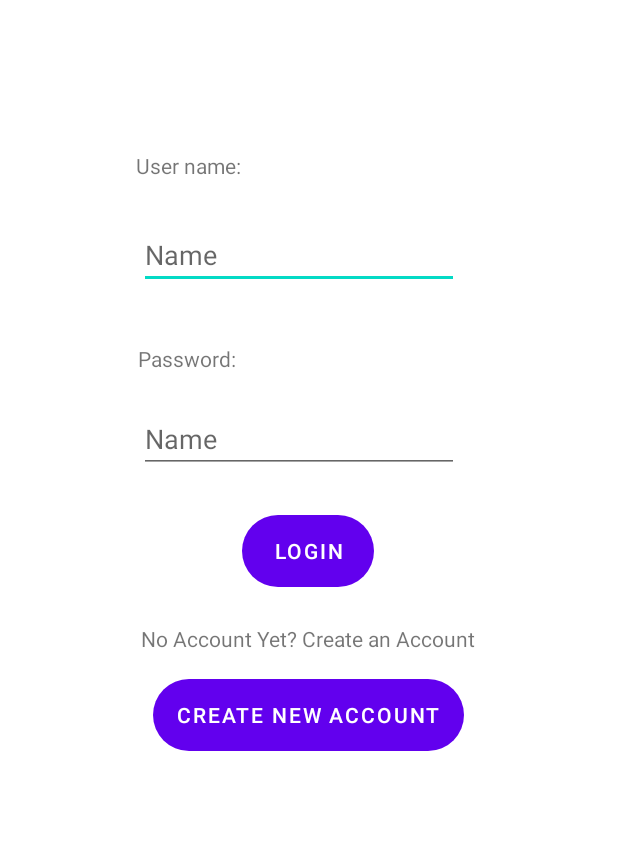
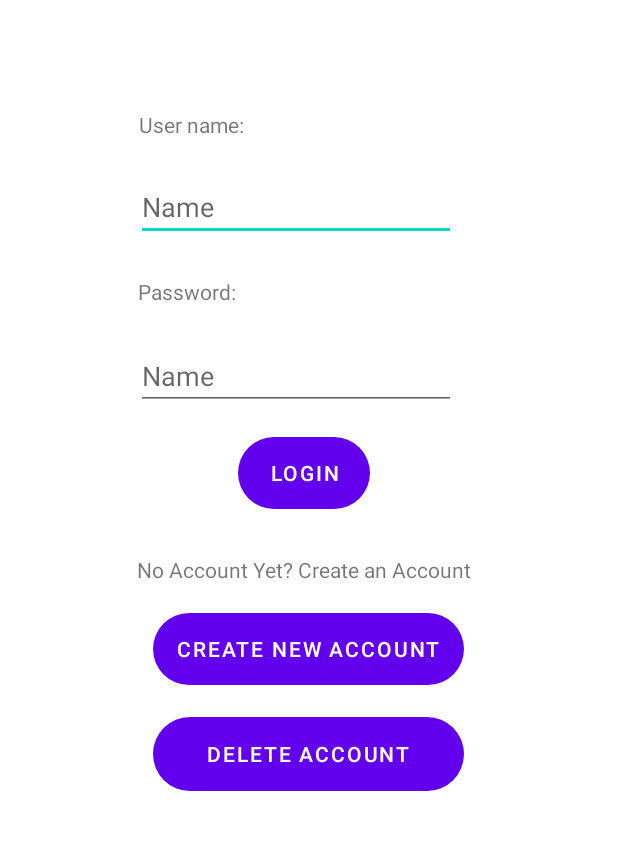
Before and after one commit to JamesPNicholls/ChenCholl, an Android app: the screen it shows after launch (MainActivity), after a tap on "LOGIN", on a phone screen of 412 x 824 dp, the part 354-1204 px from its top. Run offline under Robolectric (Android 15) with nearby library versions, the phone set to English and light mode, and no system bars; our stand-ins replace Firebase (no records; nobody signed in at launch, a user with empty details on screens opened directly).

Commit message:
Reworked main page,  firebase connection works

```diff
--- a/iTraveller/app/build.gradle
+++ b/iTraveller/app/build.gradle
@@ -1,5 +1,6 @@
 plugins {
     id 'com.android.application'
+    id 'com.google.gms.google-services'
 }
 
 android {
@@ -34,6 +35,7 @@ dependencies {
     implementation 'com.google.android.material:material:1.8.0'
     implementation 'androidx.constraintlayout:constraintlayout:2.1.4'
     implementation 'com.google.android.gms:play-services-location:19.0.1'
+    implementation 'com.google.firebase:firebase-database:20.1.0'
     testImplementation 'junit:junit:4.13.2'
     androidTestImplementation 'androidx.test.ext:junit:1.1.5'
     androidTestImplementation 'androidx.test.espresso:espresso-core:3.5.1'
--- a/iTraveller/app/src/main/java/com/example/itraveller/MainActivity.java
+++ b/iTraveller/app/src/main/java/com/example/itraveller/MainActivity.java
@@ -1,60 +1,125 @@
 package com.example.itraveller;
 
+import androidx.annotation.NonNull;
 import androidx.appcompat.app.AppCompatActivity;
 
-import android.content.Context;
 import android.content.Intent;
-import android.content.SharedPreferences;
 import android.os.Bundle;
-import android.view.View;
+import android.text.TextUtils;
 import android.widget.Button;
 import android.widget.EditText;
 import android.widget.Toast;
 
+import com.google.android.gms.tasks.OnFailureListener;
+import com.google.android.gms.tasks.OnSuccessListener;
+import com.google.android.gms.tasks.Task;
+import com.google.firebase.database.DataSnapshot;
+import com.google.firebase.database.DatabaseError;
+import com.google.firebase.database.DatabaseReference;
+import com.google.firebase.database.FirebaseDatabase;
+import com.google.firebase.database.ValueEventListener;
+
+
 public class MainActivity extends AppCompatActivity {
-
-    private EditText editUsername;
-    private EditText editPassword;
-    private Button loginBtn;
-    private Button signupBtn;
-
-    private final String CREDENTIAL_SHARED_PREF = "share_pref";
-
+    private EditText edtUsername, edtPassword;
+    private Button btnSignup, btnLogin, btnDelete;
+    private FirebaseDatabase firebaseDatabase;
+    private DatabaseReference databaseReference;
+    private String username, password;
 
     @Override
     protected void onCreate(Bundle savedInstanceState) {
         super.onCreate(savedInstanceState);
         setContentView(R.layout.activity_main);
 
-        editUsername = findViewById(R.id.ed_User);
-        editPassword = findViewById(R.id.ed_Pass);
-        loginBtn = findViewById(R.id.button_login);
-        signupBtn = findViewById(R.id.button_new_account);
+        // get the instance of the Firebase database
+        firebaseDatabase = FirebaseDatabase.getInstance();
+        // get the reference to the JSON tree
+        databaseReference = firebaseDatabase.getReference();
 
-        signupBtn.setOnClickListener(new View.OnClickListener() {
-            @Override
-            public void onClick(View view) {
-                Intent intent = new Intent(MainActivity.this, Register.class);
-                startActivity(intent);
+        edtUsername = findViewById(R.id.ed_User);
+        edtPassword = findViewById(R.id.ed_Pass);
 
+        btnSignup = findViewById(R.id.button_new_account);
+        btnSignup.setOnClickListener(view -> {
+            if(checkFields()) {
+                addData();
             }
         });
 
+        btnLogin = findViewById(R.id.button_login);
+        btnLogin.setOnClickListener(view -> {
+            if(checkFields()) {
+                login();
+            }
+        });
 
-        loginBtn.setOnClickListener(new View.OnClickListener() {
+        btnDelete = findViewById(R.id.delete_account);
+        btnDelete.setOnClickListener(view -> {
+            if(checkFields()) {
+                deleteData();
+            }
+        });
+    }
+
+    private boolean checkFields() {
+        username = edtUsername.getText().toString().trim();
+        password = edtPassword.getText().toString().trim();
+        if(TextUtils.isEmpty(username)) {
+            Toast.makeText(this, "Please enter a username", Toast.LENGTH_LONG).show();
+            return false;
+        }
+        if(TextUtils.isEmpty(password)) {
+            Toast.makeText(this, "Please enter a password", Toast.LENGTH_LONG).show();
+            return false;
+        }
+        return true;
+    }
+
+    private void addData() {
+        // use push method to generate a unique key for a new child node
+        String id = databaseReference.push().getKey();
+        Register user = new Register();
+        user.setUsername(username);
+        user.setPassword(password);
+
+        // create a task to set the value of the node as the new user
+        Task setValueTask = databaseReference.child("Users").child(id).setValue(user);
+
+        // add a success listener to the task
+        setValueTask.addOnSuccessListener(new OnSuccessListener() {
             @Override
-            public void onClick(View view) {
-                SharedPreferences credential = getSharedPreferences(CREDENTIAL_SHARED_PREF, Context.MODE_PRIVATE);
-                String strUsername = credential.getString("Username",null);
-                String strPassword = credential.getString("Password",null);
+            public void onSuccess(Object o) {
+                Toast.makeText(MainActivity.this, "Account created", Toast.LENGTH_LONG).show();
+                edtUsername.setText("");
+                edtPassword.setText("");
+            }
+        });
 
-                String user_enter = editUsername.getText().toString();
-                String password_enter = editPassword.getText().toString();
+        // add a failure listener to the task
+        setValueTask.addOnFailureListener(new OnFailureListener() {
+            @Override
+            public void onFailure(@NonNull Exception e) {
+                Toast.makeText(MainActivity.this, e.toString(), Toast.LENGTH_LONG).show();
+            }
+        });
+    }
 
-                if (strUsername != null && user_enter != null && strUsername.equalsIgnoreCase(user_enter)) {
-                    if (strPassword != null && password_enter != null && strPassword.equalsIgnoreCase(password_enter)) {
-                        Toast.makeText(MainActivity.this, "Login Successful", Toast.LENGTH_SHORT).show();
+    private void login() {
+        // get the reference to the JSON tree
+        databaseReference = firebaseDatabase.getReference();
 
+        // add a value event listener to the Users node
+        databaseReference.child("Users").addListenerForSingleValueEvent(new ValueEventListener() {
+            // called to read a static snapshot of the contents at a given path
+            @Override
+            public void onDataChange(DataSnapshot dataSnapshot) {
+                boolean match = false;
+                for (DataSnapshot snapshot : dataSnapshot.getChildren()) {
+                    Register user = snapshot.getValue(Register.class);
+                    if(username.equals(user.getUsername()) && password.equals(user.getPassword())) {
+                        match = true;
+                        Toast.makeText(MainActivity.this, "Login Successful", Toast.LENGTH_LONG).show();
                         // create an Intent with the current and target Activities specified (explicit intent)
                         Intent intent = new Intent(MainActivity.this, Hotels.class);
                         // put the user input data in the intent
@@ -62,15 +127,47 @@ public class MainActivity extends AppCompatActivity {
 
                         // start the intent
                         startActivity(intent);
-                    } else {
-                        Toast.makeText(MainActivity.this, "Login Failed", Toast.LENGTH_SHORT).show();
                     }
-                } else {
-                    Toast.makeText(MainActivity.this, "Login Failed", Toast.LENGTH_SHORT).show();
                 }
+                if(!match) {
+                    Toast.makeText(MainActivity.this, "Access denied", Toast.LENGTH_LONG).show();
+                }
+            }
 
+            // called when the client doesn't have permission to access the data
+            @Override
+            public void onCancelled(DatabaseError databaseError) {
             }
         });
+    }
 
+    private void deleteData() {
+        // get the reference to the JSON tree
+        databaseReference = firebaseDatabase.getReference();
+
+        // add a value event listener to the Users node
+        databaseReference.child("Users").addListenerForSingleValueEvent(new ValueEventListener() {
+            // called to read a static snapshot of the contents at a given path
+            @Override
+            public void onDataChange(DataSnapshot dataSnapshot) {
+                boolean found = false;
+                for (DataSnapshot snapshot : dataSnapshot.getChildren()) {
+                    Register user = snapshot.getValue(Register.class);
+                    if(username.equals(user.getUsername()) && password.equals(user.getPassword())) {
+                        found = true;
+                        snapshot.getRef().setValue(null);
+                        Toast.makeText(MainActivity.this, "Account deleted", Toast.LENGTH_LONG).show();
+                    }
+                }
+                if(!found) {
+                    Toast.makeText(MainActivity.this, "No matching account found", Toast.LENGTH_LONG).show();
+                }
+            }
+
+            // called when the client doesn't have permission to access the data
+            @Override
+            public void onCancelled(DatabaseError databaseError) {
+            }
+        });
     }
 }
--- a/iTraveller/app/src/main/res/layout/activity_main.xml
+++ b/iTraveller/app/src/main/res/layout/activity_main.xml
@@ -6,6 +6,19 @@
     android:layout_width="match_parent"
     android:layout_height="match_parent"
     tools:context=".MainActivity">
+
+    <Button
+        android:id="@+id/delete_account"
+        android:layout_width="207dp"
+        android:layout_height="49dp"
+        android:background="@drawable/button"
+        android:text="@string/delete_account"
+        app:layout_constraintBottom_toBottomOf="parent"
+        app:layout_constraintEnd_toEndOf="parent"
+        app:layout_constraintHorizontal_bias="0.497"
+        app:layout_constraintStart_toStartOf="parent"
+        app:layout_constraintTop_toTopOf="@+id/textView"
+        app:layout_constraintVertical_bias="0.916" />
 
     <TextView
         android:id="@+id/textView"
@@ -24,28 +37,28 @@
         android:layout_width="wrap_content"
         android:layout_height="wrap_content"
         android:ems="10"
+        android:hint="Name"
         android:inputType="textPersonName"
-        android:hint="Name"
         app:layout_constraintBottom_toBottomOf="parent"
         app:layout_constraintEnd_toEndOf="parent"
-        app:layout_constraintHorizontal_bias="0.467"
+        app:layout_constraintHorizontal_bias="0.457"
         app:layout_constraintStart_toStartOf="parent"
         app:layout_constraintTop_toTopOf="parent"
-        app:layout_constraintVertical_bias="0.453" />
+        app:layout_constraintVertical_bias="0.409" />
 
     <EditText
         android:id="@+id/ed_Pass"
         android:layout_width="wrap_content"
         android:layout_height="wrap_content"
         android:ems="10"
+        android:hint="Name"
         android:inputType="textPersonName"
-        android:hint="Name"
         app:layout_constraintBottom_toBottomOf="parent"
         app:layout_constraintEnd_toEndOf="parent"
-        app:layout_constraintHorizontal_bias="0.467"
+        app:layout_constraintHorizontal_bias="0.457"
         app:layout_constraintStart_toStartOf="parent"
         app:layout_constraintTop_toTopOf="@+id/textView"
-        app:layout_constraintVertical_bias="0.623" />
+        app:layout_constraintVertical_bias="0.565" />
 
     <TextView
         android:id="@+id/textView2"
@@ -54,10 +67,10 @@
         android:text="@string/user_name"
         app:layout_constraintBottom_toBottomOf="parent"
         app:layout_constraintEnd_toEndOf="parent"
-        app:layout_constraintHorizontal_bias="0.266"
+        app:layout_constraintHorizontal_bias="0.27"
         app:layout_constraintStart_toStartOf="parent"
         app:layout_constraintTop_toTopOf="@+id/textView"
-        app:layout_constraintVertical_bias="0.375" />
+        app:layout_constraintVertical_bias="0.338" />
 
     <TextView
         android:id="@+id/textView3"
@@ -69,7 +82,7 @@
         app:layout_constraintHorizontal_bias="0.266"
         app:layout_constraintStart_toStartOf="parent"
         app:layout_constraintTop_toTopOf="parent"
-        app:layout_constraintVertical_bias="0.547" />
+        app:layout_constraintVertical_bias="0.487" />
 
     <Button
         android:id="@+id/button_login"
@@ -79,23 +92,23 @@
         android:text="@string/login_btn"
         app:layout_constraintBottom_toBottomOf="parent"
         app:layout_constraintEnd_toEndOf="parent"
-        app:layout_constraintHorizontal_bias="0.498"
+        app:layout_constraintHorizontal_bias="0.489"
         app:layout_constraintStart_toStartOf="parent"
         app:layout_constraintTop_toTopOf="@+id/textView"
-        app:layout_constraintVertical_bias="0.727" />
+        app:layout_constraintVertical_bias="0.655" />
 
     <Button
         android:id="@+id/button_new_account"
         android:layout_width="wrap_content"
         android:layout_height="wrap_content"
+        android:background="@drawable/button"
         android:text="@string/new_account_btn"
-        android:background="@drawable/button"
         app:layout_constraintBottom_toBottomOf="parent"
         app:layout_constraintEnd_toEndOf="parent"
-        app:layout_constraintHorizontal_bias="0.498"
+        app:layout_constraintHorizontal_bias="0.497"
         app:layout_constraintStart_toStartOf="parent"
         app:layout_constraintTop_toTopOf="@+id/textView"
-        app:layout_constraintVertical_bias="0.879" />
+        app:layout_constraintVertical_bias="0.818" />
 
     <TextView
         android:id="@+id/textView4"
@@ -104,10 +117,10 @@
         android:text="@string/no_account_create"
         app:layout_constraintBottom_toBottomOf="parent"
         app:layout_constraintEnd_toEndOf="parent"
-        app:layout_constraintHorizontal_bias="0.498"
+        app:layout_constraintHorizontal_bias="0.484"
         app:layout_constraintStart_toStartOf="parent"
         app:layout_constraintTop_toTopOf="parent"
-        app:layout_constraintVertical_bias="0.796" />
+        app:layout_constraintVertical_bias="0.735" />
 
 
 </androidx.constraintlayout.widget.ConstraintLayout>
--- a/iTraveller/app/src/main/res/values/strings.xml
+++ b/iTraveller/app/src/main/res/values/strings.xml
@@ -14,6 +14,7 @@
     <string name="male">Male</string>
     <string name="female">Female</string>
     <string name="signup_btn">Sign Up</string>
+    <string name="delete_account">Delete Account</string>
 
 
 
--- a/iTraveller/build.gradle
+++ b/iTraveller/build.gradle
@@ -1,4 +1,8 @@
-// Top-level build file where you can add configuration options common to all sub-projects/modules.
+buildscript {
+    dependencies {
+        classpath 'com.google.gms:google-services:4.3.15'
+    }
+}// Top-level build file where you can add configuration options common to all sub-projects/modules.
 plugins {
     id 'com.android.application' version '7.3.1' apply false
     id 'com.android.library' version '7.3.1' apply false
```
Also changed, not shown: iTraveller/app/src/main/java/com/example/itraveller/Hotels.java (+67 -6 lines), iTraveller/app/src/main/java/com/example/itraveller/Register.java (+21 -45 lines), iTraveller/app/src/main/res/layout/activity_hotels.xml (+11 -7 lines), 5 other files.
